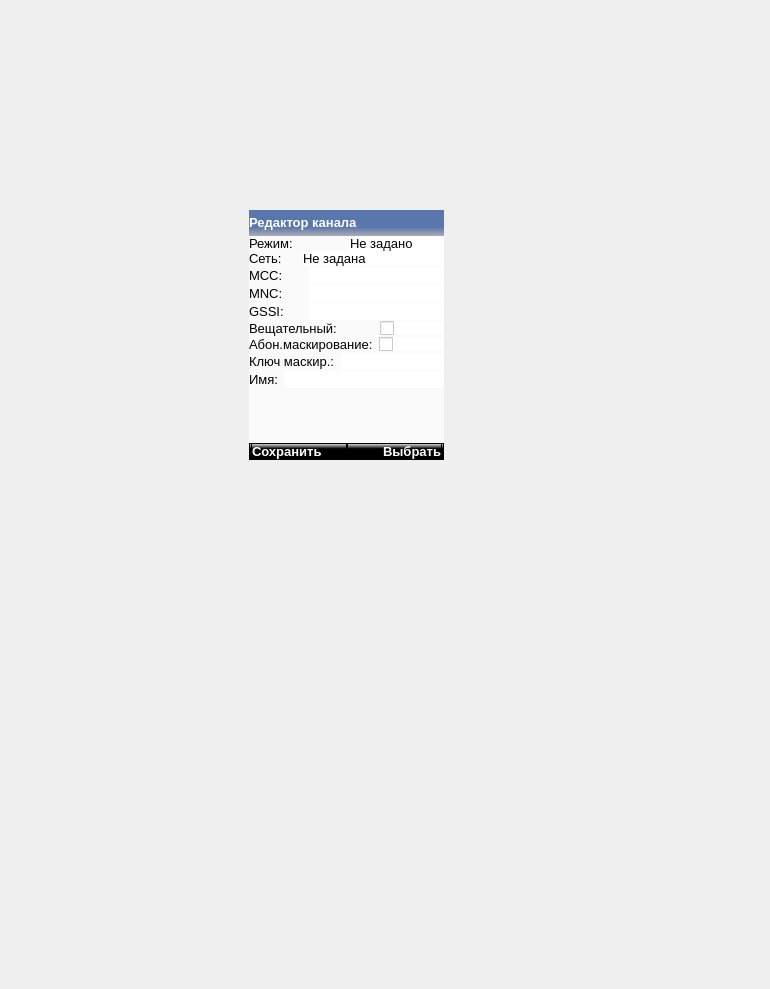
Before: the Qt Designer form mainwindow.ui in COOLIRON2311/azart-p, drawn with Qt 5.
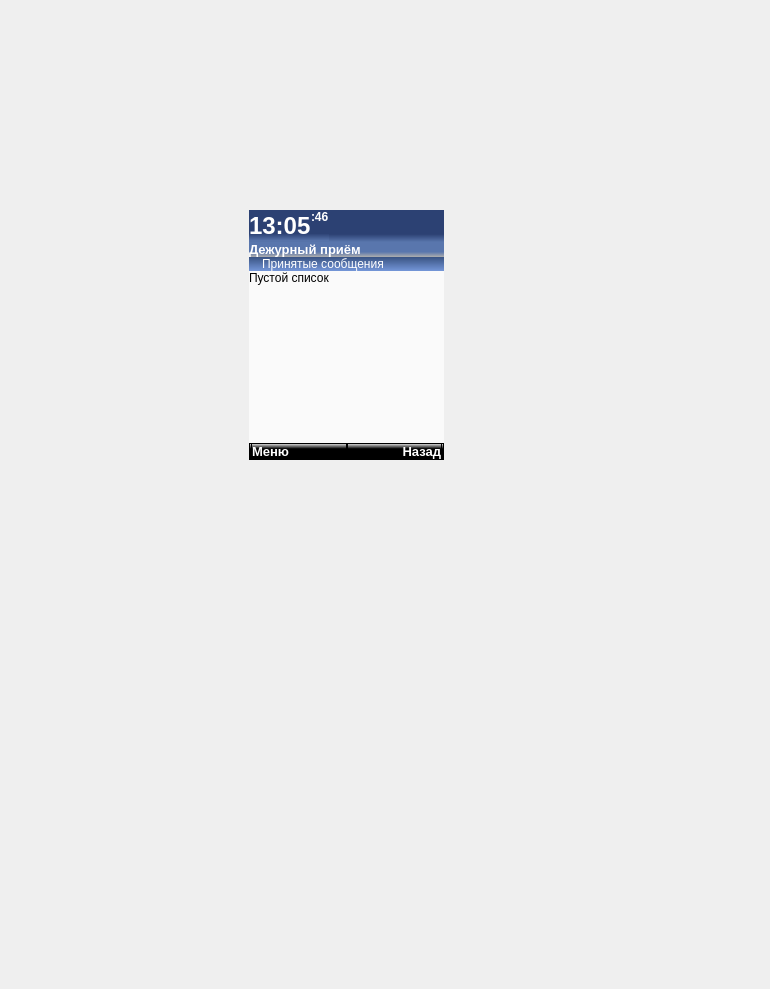
After: the same form once the commit is applied. Icons and pictures are not drawn.

Commit message: added a received messages page

```diff
--- a/mainwindow.ui
+++ b/mainwindow.ui
@@ -542,8 +542,492 @@
        <number>1</number>
       </property>
       <property name="currentIndex">
-       <number>11</number>
+       <number>0</number>
       </property>
+      <widget class="QWidget" name="received_messages_page">
+       <layout class="QVBoxLayout" name="verticalLayout_72">
+        <property name="spacing">
+         <number>0</number>
+        </property>
+        <property name="leftMargin">
+         <number>0</number>
+        </property>
+        <property name="topMargin">
+         <number>0</number>
+        </property>
+        <property name="rightMargin">
+         <number>0</number>
+        </property>
+        <property name="bottomMargin">
+         <number>0</number>
+        </property>
+        <item>
+         <widget class="QWidget" name="verticalWidget_3" native="true">
+          <property name="sizePolicy">
+           <sizepolicy hsizetype="Preferred" vsizetype="Preferred">
+            <horstretch>0</horstretch>
+            <verstretch>0</verstretch>
+           </sizepolicy>
+          </property>
+          <property name="maximumSize">
+           <size>
+            <width>16777215</width>
+            <height>300</height>
+           </size>
+          </property>
+          <property name="font">
+           <font>
+            <kerning>true</kerning>
+           </font>
+          </property>
+          <property name="layoutDirection">
+           <enum>Qt::LeftToRight</enum>
+          </property>
+          <property name="autoFillBackground">
+           <bool>false</bool>
+          </property>
+          <layout class="QVBoxLayout" name="verticalLayout_71">
+           <property name="spacing">
+            <number>0</number>
+           </property>
+           <property name="sizeConstraint">
+            <enum>QLayout::SetDefaultConstraint</enum>
+           </property>
+           <property name="leftMargin">
+            <number>0</number>
+           </property>
+           <property name="topMargin">
+            <number>0</number>
+           </property>
+           <property name="rightMargin">
+            <number>0</number>
+           </property>
+           <property name="bottomMargin">
+            <number>0</number>
+           </property>
+           <item>
+            <widget class="QWidget" name="horizontalWidget_20" native="true">
+             <property name="sizePolicy">
+              <sizepolicy hsizetype="Preferred" vsizetype="Fixed">
+               <horstretch>0</horstretch>
+               <verstretch>0</verstretch>
+              </sizepolicy>
+             </property>
+             <property name="styleSheet">
+              <string notr="true">QWidget{
+	background: qlineargradient(spread:pad, x1:0, y1:0, x2:0, y2:1, stop:0.755682 rgba(44, 65, 115, 255), stop:1  rgba(89, 118, 173, 255))
+}
+QLabel {
+	color: rgb(255, 255, 255)
+}</string>
+             </property>
+             <layout class="QHBoxLayout" name="TimeLayout_3">
+              <property name="spacing">
+               <number>0</number>
+              </property>
+              <property name="leftMargin">
+               <number>0</number>
+              </property>
+              <property name="topMargin">
+               <number>0</number>
+              </property>
+              <property name="rightMargin">
+               <number>0</number>
+              </property>
+              <property name="bottomMargin">
+               <number>1</number>
+              </property>
+              <item>
+               <widget class="QLabel" name="hours_minutes_3">
+                <property name="sizePolicy">
+                 <sizepolicy hsizetype="Fixed" vsizetype="Fixed">
+                  <horstretch>0</horstretch>
+                  <verstretch>0</verstretch>
+                 </sizepolicy>
+                </property>
+                <property name="minimumSize">
+                 <size>
+                  <width>0</width>
+                  <height>31</height>
+                 </size>
+                </property>
+                <property name="maximumSize">
+                 <size>
+                  <width>16777215</width>
+                  <height>16777215</height>
+                 </size>
+                </property>
+                <property name="font">
+                 <font>
+                  <pointsize>18</pointsize>
+                  <weight>75</weight>
+                  <bold>true</bold>
+                 </font>
+                </property>
+                <property name="text">
+                 <string>13:05</string>
+                </property>
+               </widget>
+              </item>
+              <item>
+               <widget class="QLabel" name="seconds_3">
+                <property name="sizePolicy">
+                 <sizepolicy hsizetype="Fixed" vsizetype="Expanding">
+                  <horstretch>0</horstretch>
+                  <verstretch>0</verstretch>
+                 </sizepolicy>
+                </property>
+                <property name="font">
+                 <font>
+                  <pointsize>9</pointsize>
+                  <weight>75</weight>
+                  <bold>true</bold>
+                 </font>
+                </property>
+                <property name="text">
+                 <string>:46</string>
+                </property>
+                <property name="scaledContents">
+                 <bool>false</bool>
+                </property>
+                <property name="alignment">
+                 <set>Qt::AlignLeading|Qt::AlignLeft|Qt::AlignTop</set>
+                </property>
+                <property name="margin">
+                 <number>0</number>
+                </property>
+               </widget>
+              </item>
+              <item>
+               <spacer name="horizontalSpacer_3">
+                <property name="orientation">
+                 <enum>Qt::Horizontal</enum>
+                </property>
+                <property name="sizeHint" stdset="0">
+                 <size>
+                  <width>40</width>
+                  <height>10</height>
+                 </size>
+                </property>
+               </spacer>
+              </item>
+              <item>
+               <widget class="QLabel" name="sputnik_3">
+                <property name="sizePolicy">
+                 <sizepolicy hsizetype="Fixed" vsizetype="Fixed">
+                  <horstretch>0</horstretch>
+                  <verstretch>0</verstretch>
+                 </sizepolicy>
+                </property>
+                <property name="minimumSize">
+                 <size>
+                  <width>24</width>
+                  <height>24</height>
+                 </size>
+                </property>
+                <property name="maximumSize">
+                 <size>
+                  <width>24</width>
+                  <height>24</height>
+                 </size>
+                </property>
+                <property name="styleSheet">
+                 <string notr="true">border-image: url(:/resources/sputnik32.png);
+background: none;</string>
+                </property>
+                <property name="text">
+                 <string/>
+                </property>
+                <property name="margin">
+                 <number>0</number>
+                </property>
+               </widget>
+              </item>
+             </layout>
+            </widget>
+           </item>
+           <item>
+            <widget class="QLabel" name="label_dej_3">
+             <property name="sizePolicy">
+              <sizepolicy hsizetype="Preferred" vsizetype="Fixed">
+               <horstretch>0</horstretch>
+               <verstretch>0</verstretch>
+              </sizepolicy>
+             </property>
+             <property name="sizeIncrement">
+              <size>
+               <width>0</width>
+               <height>0</height>
+              </size>
+             </property>
+             <property name="baseSize">
+              <size>
+               <width>0</width>
+               <height>0</height>
+              </size>
+             </property>
+             <property name="font">
+              <font>
+               <pointsize>10</pointsize>
+               <weight>75</weight>
+               <bold>true</bold>
+              </font>
+             </property>
+             <property name="styleSheet">
+              <string notr="true">color: rgb(255, 255, 255);
+background: qlineargradient(spread:pad, x1:0, y1:0, x2:0, y2:1, stop:0.659091 rgba(89, 118, 173, 255), stop:1 rgba(173, 173, 173, 255));</string>
+             </property>
+             <property name="text">
+              <string>Дежурный приём</string>
+             </property>
+             <property name="scaledContents">
+              <bool>false</bool>
+             </property>
+            </widget>
+           </item>
+           <item>
+            <widget class="QWidget" name="horizontalWidget" native="true">
+             <property name="styleSheet">
+              <string notr="true">background: qlineargradient(spread:pad, x1:0, y1:0, x2:0, y2:1, stop:0 rgba(57, 83, 131, 255), stop:1 rgba(116, 150, 216, 255));</string>
+             </property>
+             <layout class="QHBoxLayout" name="horizontalLayout_113">
+              <property name="spacing">
+               <number>6</number>
+              </property>
+              <property name="leftMargin">
+               <number>0</number>
+              </property>
+              <property name="topMargin">
+               <number>0</number>
+              </property>
+              <property name="rightMargin">
+               <number>0</number>
+              </property>
+              <property name="bottomMargin">
+               <number>0</number>
+              </property>
+              <item>
+               <widget class="QLabel" name="label_154">
+                <property name="sizePolicy">
+                 <sizepolicy hsizetype="Fixed" vsizetype="Fixed">
+                  <horstretch>0</horstretch>
+                  <verstretch>0</verstretch>
+                 </sizepolicy>
+                </property>
+                <property name="styleSheet">
+                 <string notr="true">background: none;</string>
+                </property>
+                <property name="text">
+                 <string/>
+                </property>
+                <property name="pixmap">
+                 <pixmap resource="resource.qrc">:/resources/inbox32.png</pixmap>
+                </property>
+               </widget>
+              </item>
+              <item>
+               <widget class="QLabel" name="label_155">
+                <property name="styleSheet">
+                 <string notr="true">color: white; background: none;</string>
+                </property>
+                <property name="text">
+                 <string>Принятые сообщения</string>
+                </property>
+               </widget>
+              </item>
+             </layout>
+            </widget>
+           </item>
+           <item>
+            <widget class="QLabel" name="label_156">
+             <property name="text">
+              <string>Пустой список</string>
+             </property>
+            </widget>
+           </item>
+           <item>
+            <widget class="QListWidget" name="menu_list_2">
+             <property name="sizePolicy">
+              <sizepolicy hsizetype="Expanding" vsizetype="Maximum">
+               <horstretch>0</horstretch>
+               <verstretch>0</verstretch>
+              </sizepolicy>
+             </property>
+             <property name="maximumSize">
+              <size>
+               <width>16777215</width>
+               <height>192</height>
+              </size>
+             </property>
+             <property name="font">
+              <font>
+               <weight>75</weight>
+               <bold>true</bold>
+              </font>
+             </property>
+             <property name="styleSheet">
+              <string notr="true">QListView {
+    show-decoration-selected: 1; /* make the selection span the entire width of the view */
+}
+
+QListView::item:selected:!active {
+    background: qlineargradient(x1: 0, y1: 0, x2: 0, y2: 1,
+                                stop: 0 #385282, stop: 1 #7597D9);
+	color: #FFFFFF;
+}
+</string>
+             </property>
+             <property name="lineWidth">
+              <number>1</number>
+             </property>
+             <property name="verticalScrollBarPolicy">
+              <enum>Qt::ScrollBarAlwaysOff</enum>
+             </property>
+             <property name="horizontalScrollBarPolicy">
+              <enum>Qt::ScrollBarAlwaysOff</enum>
+             </property>
+             <property name="sizeAdjustPolicy">
+              <enum>QAbstractScrollArea::AdjustIgnored</enum>
+             </property>
+             <property name="autoScrollMargin">
+              <number>16</number>
+             </property>
+             <property name="alternatingRowColors">
+              <bool>false</bool>
+             </property>
+             <property name="iconSize">
+              <size>
+               <width>32</width>
+               <height>32</height>
+              </size>
+             </property>
+             <property name="spacing">
+              <number>0</number>
+             </property>
+             <property name="gridSize">
+              <size>
+               <width>0</width>
+               <height>32</height>
+              </size>
+             </property>
+             <property name="viewMode">
+              <enum>QListView::ListMode</enum>
+             </property>
+             <property name="uniformItemSizes">
+              <bool>false</bool>
+             </property>
+             <property name="currentRow">
+              <number>-1</number>
+             </property>
+            </widget>
+           </item>
+           <item>
+            <widget class="QWidget" name="horizontalWidget_22" native="true">
+             <property name="sizePolicy">
+              <sizepolicy hsizetype="Preferred" vsizetype="Fixed">
+               <horstretch>0</horstretch>
+               <verstretch>0</verstretch>
+              </sizepolicy>
+             </property>
+             <property name="styleSheet">
+              <string notr="true">QWidget {
+		background: qlineargradient(spread:pad, x1:0, y1:1, x2:0, y2:0, stop:0.659091 rgba(0, 0, 0, 255), stop:1 rgba(255, 255, 255, 255));
+border: 1px solid black;
+}
+QLabel {
+	color: rgb(255, 255, 255)
+}</string>
+             </property>
+             <layout class="QHBoxLayout" name="horizontalLayout_111">
+              <property name="spacing">
+               <number>0</number>
+              </property>
+              <property name="leftMargin">
+               <number>2</number>
+              </property>
+              <property name="topMargin">
+               <number>0</number>
+              </property>
+              <property name="rightMargin">
+               <number>2</number>
+              </property>
+              <property name="bottomMargin">
+               <number>0</number>
+              </property>
+              <item>
+               <widget class="QPushButton" name="rec_msgs_left">
+                <property name="font">
+                 <font>
+                  <pointsize>10</pointsize>
+                  <weight>75</weight>
+                  <bold>true</bold>
+                 </font>
+                </property>
+                <property name="layoutDirection">
+                 <enum>Qt::LeftToRight</enum>
+                </property>
+                <property name="autoFillBackground">
+                 <bool>false</bool>
+                </property>
+                <property name="styleSheet">
+                 <string notr="true">color: rgb(255, 255, 255);
+text-align:left;</string>
+                </property>
+                <property name="text">
+                 <string>Меню</string>
+                </property>
+                <property name="autoDefault">
+                 <bool>false</bool>
+                </property>
+                <property name="default">
+                 <bool>false</bool>
+                </property>
+                <property name="flat">
+                 <bool>false</bool>
+                </property>
+               </widget>
+              </item>
+              <item>
+               <widget class="QPushButton" name="rec_msgs_right">
+                <property name="font">
+                 <font>
+                  <pointsize>10</pointsize>
+                  <weight>75</weight>
+                  <bold>true</bold>
+                 </font>
+                </property>
+                <property name="layoutDirection">
+                 <enum>Qt::LeftToRight</enum>
+                </property>
+                <property name="autoFillBackground">
+                 <bool>false</bool>
+                </property>
+                <property name="styleSheet">
+                 <string notr="true">color: rgb(255, 255, 255);
+text-align:right;</string>
+                </property>
+                <property name="text">
+                 <string>Назад</string>
+                </property>
+                <property name="autoDefault">
+                 <bool>false</bool>
+                </property>
+                <property name="default">
+                 <bool>false</bool>
+                </property>
+                <property name="flat">
+                 <bool>false</bool>
+                </property>
+               </widget>
+              </item>
+             </layout>
+            </widget>
+           </item>
+          </layout>
+         </widget>
+        </item>
+       </layout>
+      </widget>
       <widget class="QWidget" name="navigation_page">
        <layout class="QVBoxLayout" name="verticalLayout_68">
         <property name="leftMargin">
```
The commit also changes 2 other files.
